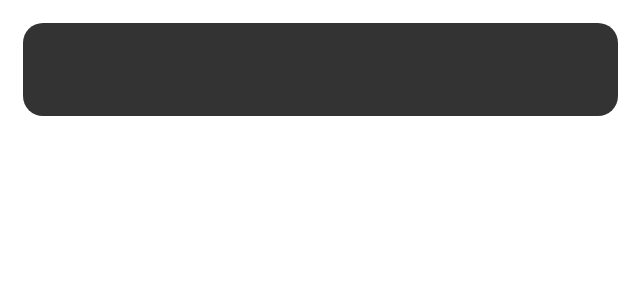
After one commit to MArhamAA/TravelDiaryApp, an Android app: the layout item_container_note.xml on its own in the app's theme, with its tools: preview values and no code run, on a phone screen of 412 x 824 dp. The commit adds this screen. Shown: the top 300 px of the screen. Run offline under Robolectric (Android 15) with nearby library versions, the phone set to English and light mode, and no system bars.

Commit message:
Add recycler diary list

```diff
--- /dev/null
+++ b/app/src/main/res/drawable/background_note.xml
@@ -0,0 +1,8 @@
+<?xml version="1.0" encoding="utf-8"?>
+<shape xmlns:android="http://schemas.android.com/apk/res/android"
+    android:shape="rectangle">
+
+    <solid android:color="@color/colorDefaultNoteColor"/>
+    <corners android:radius="@dimen/_10sdp"/>
+
+</shape>
--- a/app/src/main/res/layout/activity_diary_details.xml
+++ b/app/src/main/res/layout/activity_diary_details.xml
@@ -121,7 +121,7 @@
                 android:background="@null"
                 android:fontFamily="@font/ubuntu_regular"
                 android:gravity="top"
-                android:hint="Type here"
+                android:hint="Start typing"
                 android:importantForAutofill="no"
                 android:includeFontPadding="false"
                 android:inputType="textMultiLine"
--- /dev/null
+++ b/app/src/main/res/layout/item_container_note.xml
@@ -0,0 +1,46 @@
+<?xml version="1.0" encoding="utf-8"?>
+<LinearLayout xmlns:android="http://schemas.android.com/apk/res/android"
+    android:id="@+id/layoutNote"
+    android:orientation="vertical"
+    android:layout_width="match_parent"
+    android:layout_height="wrap_content"
+    android:layout_marginStart="@dimen/_12sdp"
+    android:layout_marginTop="@dimen/_12sdp"
+    android:background="@drawable/background_note">
+
+    <TextView
+        android:id="@+id/textTitle"
+        android:layout_width="match_parent"
+        android:layout_height="wrap_content"
+        android:layout_marginStart="@dimen/_8sdp"
+        android:layout_marginEnd="@dimen/_8sdp"
+        android:fontFamily="@font/ubuntu_bold"
+        android:includeFontPadding="false"
+        android:textColor="@color/white"
+        android:textSize="@dimen/_13ssp"/>
+
+    <TextView
+        android:id="@+id/textSubtitle"
+        android:layout_width="match_parent"
+        android:layout_height="wrap_content"
+        android:layout_marginStart="@dimen/_8sdp"
+        android:layout_marginEnd="@dimen/_8sdp"
+        android:layout_marginTop="@dimen/_4sdp"
+        android:fontFamily="@font/ubuntu_regular"
+        android:includeFontPadding="false"
+        android:textColorHint="@color/colorNoteSubtitleText"
+        android:textSize="@dimen/_12ssp" />
+
+    <TextView
+        android:id="@+id/textDateTime"
+        android:layout_width="match_parent"
+        android:layout_height="wrap_content"
+        android:layout_marginStart="@dimen/_8sdp"
+        android:layout_marginEnd="@dimen/_8sdp"
+        android:layout_marginBottom="@dimen/_8sdp"
+        android:fontFamily="@font/ubuntu_regular"
+        android:includeFontPadding="false"
+        android:textColor="@color/colorNoteSubtitleText"
+        android:textSize="@dimen/_7ssp"/>
+
+</LinearLayout>
```
Also changed, not shown: app/src/main/java/com/example/traveldiary/activities/DiaryActivity.java (+32 -3 lines), app/src/main/java/com/example/traveldiary/adapters/NotesAdapter.java (added, +74 -0 lines), app/src/main/java/com/example/traveldiary/entities/DiaryAdapter.java (deleted, +0 -16 lines).
